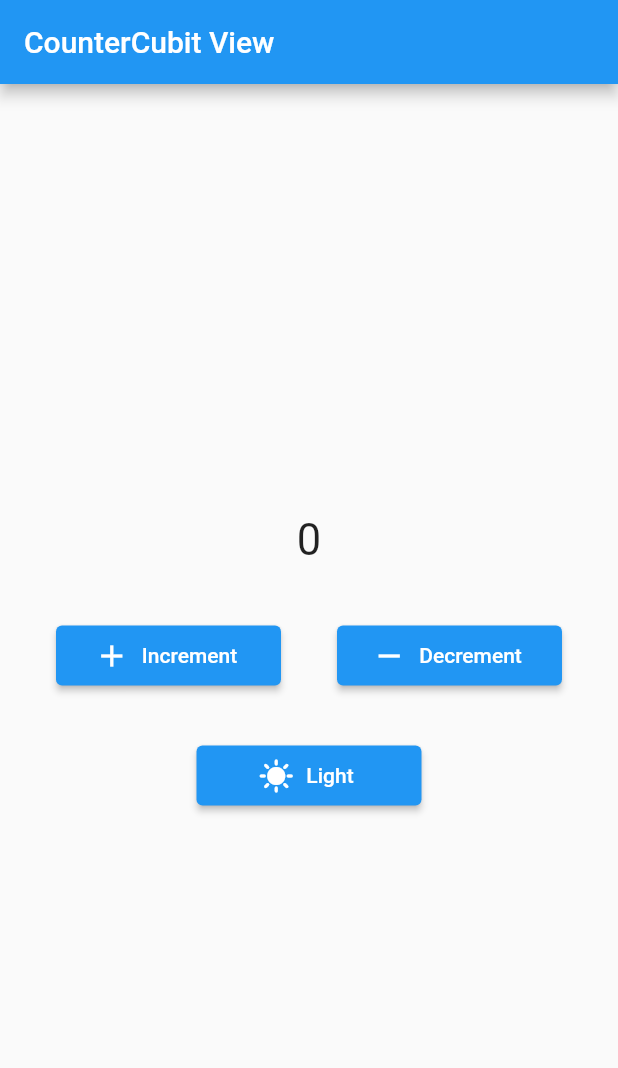
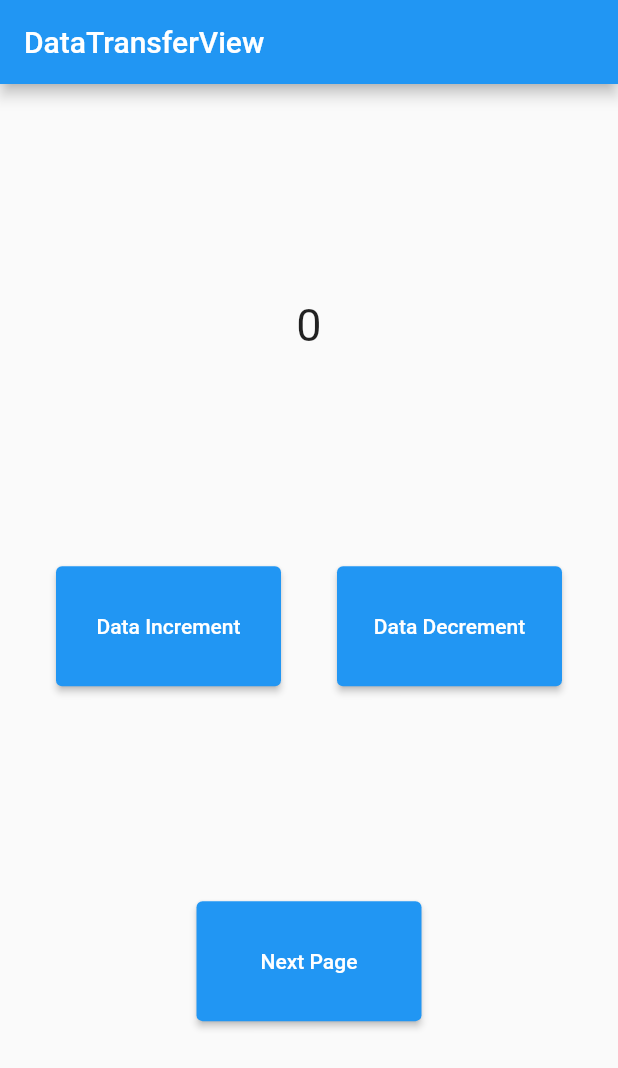
Before and after one commit to anivkuttan/Bloc, a Flutter app: the screen it shows after launch, on a phone screen of 412 x 824 dp. Shown: the top 1068 px of the screen. Run offline on Flutter 3.47's test engine with Material 2 defaults, Android fonts, the phone set to English and light mode, and no system bars; our stand-ins replace bloc, flutter_bloc.

Commit message:
Data Transfer Bloc Added

```diff
--- /dev/null
+++ b/lib/Bloc/Next_Page_Data_Transfer/data_transfer_bloc.dart
@@ -0,0 +1,21 @@
+import 'package:bloc/bloc.dart';
+import 'package:meta/meta.dart';
+
+part 'data_transfer_event.dart';
+part 'data_transfer_state.dart';
+
+class DataTransferBloc
+    extends Bloc<DataTransferBlocEvent, DataTransferBlocState> {
+  DataTransferBloc() : super(const DataTransferBlocInitial(0)) {
+    on<DataIncrement>((event, emit) {
+      emit(
+        DataTransferBlocIncrement(incrementValue: state.initialData - 2),
+      );
+    });
+    on<DataDecrement>((event, emit) {
+      emit(
+        DataTransferBlocDecrement(decrementValue: state.initialData + 2),
+      );
+    });
+  }
+}
--- /dev/null
+++ b/lib/Bloc/Next_Page_Data_Transfer/data_transfer_event.dart
@@ -0,0 +1,7 @@
+part of 'data_transfer_bloc.dart';
+
+@immutable
+abstract class DataTransferBlocEvent {}
+
+class DataIncrement extends DataTransferBlocEvent{}
+class DataDecrement extends DataTransferBlocEvent{}
--- /dev/null
+++ b/lib/Bloc/Next_Page_Data_Transfer/data_transfer_state.dart
@@ -0,0 +1,27 @@
+part of 'data_transfer_bloc.dart';
+
+@immutable
+abstract class DataTransferBlocState {
+  final dynamic initialData;
+
+  const DataTransferBlocState(this.initialData);
+}
+
+class DataTransferBlocInitial extends DataTransferBlocState {
+  final int stringData;
+  const DataTransferBlocInitial(this.stringData) : super(stringData);
+}
+
+class DataTransferBlocIncrement extends DataTransferBlocState {
+  int incrementValue;
+
+  DataTransferBlocIncrement({required this.incrementValue})
+      : super(incrementValue);
+}
+
+class DataTransferBlocDecrement extends DataTransferBlocState {
+  int decrementValue;
+
+  DataTransferBlocDecrement({required this.decrementValue})
+      : super(decrementValue);
+}
--- /dev/null
+++ b/lib/Bloc/Next_Page_Data_Transfer/data_transfer_view.dart
@@ -0,0 +1,147 @@
+import 'package:flutter/material.dart';
+import 'package:flutter_bloc/flutter_bloc.dart';
+
+import 'data_transfer_bloc.dart';
+
+class DataTransferView extends StatefulWidget {
+  const DataTransferView({Key? key}) : super(key: key);
+
+  @override
+  State<DataTransferView> createState() => _DataTransferViewState();
+}
+
+class _DataTransferViewState extends State<DataTransferView> {
+  @override
+  Widget build(BuildContext context) {
+    return Scaffold(
+      appBar: AppBar(
+        title: const Text("DataTransferView"),
+      ),
+      body: Center(
+        child: Column(
+          mainAxisAlignment: MainAxisAlignment.spaceEvenly,
+          children: [
+            BlocBuilder<DataTransferBloc, DataTransferBlocState>(
+              builder: (context, state) {
+                return Text(
+                  '${state.initialData}',
+                  style: const TextStyle(fontSize: 30),
+                );
+              },
+            ),
+            Row(
+              mainAxisAlignment: MainAxisAlignment.spaceEvenly,
+              children: [
+                SizedBox(
+                  width: 150,
+                  height: 80,
+                  child: ElevatedButton(
+                    child: const Text("Data Increment"),
+                    onPressed: () {
+                      context.read<DataTransferBloc>().add(DataIncrement());
+                    },
+                  ),
+                ),
+                SizedBox(
+                  width: 150,
+                  height: 80,
+                  child: ElevatedButton(
+                    child: const Text("Data Decrement"),
+                    onPressed: () {
+                      context.read<DataTransferBloc>().add(DataDecrement());
+                    },
+                  ),
+                ),
+              ],
+            ),
+            SizedBox(
+              width: 150,
+              height: 80,
+              child: ElevatedButton(
+                child: const Text("Next Page"),
+                onPressed: () {
+                  Route route = MaterialPageRoute(builder: (context) {
+                    return const DataTransferSecondPage();
+                  });
+                  Navigator.push(
+                    context,
+                    route,
+                  );
+                },
+              ),
+            ),
+          ],
+        ),
+      ),
+    );
+  }
+}
+
+class DataTransferSecondPage extends StatefulWidget {
+  const DataTransferSecondPage({Key? key}) : super(key: key);
+
+  @override
+  State<DataTransferSecondPage> createState() => _DataTransferSecondPageState();
+}
+
+class _DataTransferSecondPageState extends State<DataTransferSecondPage> {
+  @override
+  Widget build(BuildContext context) {
+    return Scaffold(
+      appBar: AppBar(
+        title: const Text("Data Trasfer Second Page "),
+        backgroundColor: Colors.amber,
+      ),
+      body: Center(
+        child: Column(
+          mainAxisAlignment: MainAxisAlignment.spaceEvenly,
+          children: [
+            BlocBuilder<DataTransferBloc, DataTransferBlocState>(
+              builder: (context, state) {
+                return Text(
+                  '${state.initialData}',
+                  style: const TextStyle(fontSize: 30),
+                );
+              },
+            ),
+            Row(
+              mainAxisAlignment: MainAxisAlignment.spaceEvenly,
+              children: [
+                SizedBox(
+                  width: 150,
+                  height: 80,
+                  child: ElevatedButton(
+                    child: const Text("Data Increment"),
+                    onPressed: () {
+                      context.read<DataTransferBloc>().add(DataIncrement());
+                    },
+                  ),
+                ),
+                SizedBox(
+                  width: 150,
+                  height: 80,
+                  child: ElevatedButton(
+                    child: const Text("Data Decrement"),
+                    onPressed: () {
+                      context.read<DataTransferBloc>().add(DataDecrement());
+                    },
+                  ),
+                ),
+              ],
+            ),
+            SizedBox(
+              width: 150,
+              height: 80,
+              child: ElevatedButton(
+                child: const Text("Back to Home Page"),
+                onPressed: () {
+                  Navigator.pop(context);
+                },
+              ),
+            ),
+          ],
+        ),
+      ),
+    );
+  }
+}
--- a/lib/main.dart
+++ b/lib/main.dart
@@ -1,9 +1,10 @@
+import 'package:bloc_sample/Bloc/Next_Page_Data_Transfer/data_transfer_bloc.dart';
 import 'package:bloc_sample/bloc_observer.dart';
 import 'package:flutter/material.dart';
 import 'package:flutter_bloc/flutter_bloc.dart';
 
 import 'Bloc/Counter_Bloc/counter_bloc.dart';
-import 'cubit/Counter_Cubit/counter_cubit_view.dart';
+import 'Bloc/Next_Page_Data_Transfer/data_transfer_view.dart';
 import 'cubit/Counter_Cubit/theme_cubit_cubit.dart';
 
 void main() {
@@ -19,18 +20,26 @@ class MyApp extends StatelessWidget {
     return MultiBlocProvider(
       providers: [
         BlocProvider<CounterBloc>(
-          create: (context) => CounterBloc(),
+          create: (_) => CounterBloc(),
         ),
         BlocProvider<ThemeCubit>(
-          create: (context) => ThemeCubit(),
+          create: (_) => ThemeCubit(),
+        ),
+        BlocProvider<DataTransferBloc>(
+          create: (_) => DataTransferBloc(),
         ),
       ],
       child: BlocBuilder<ThemeCubit, ThemeCubitState>(
         builder: (context, state) {
           return MaterialApp(
             title: 'Flutter Demo',
+            debugShowCheckedModeBanner: false,
             theme: state.theme,
-            home: const CounterCubitView(),
+            home: PageView(children: const [
+              // CounterCubitView(),
+              // CounterBlocView(),
+              DataTransferView()
+            ]),
           );
         },
       ),
```
